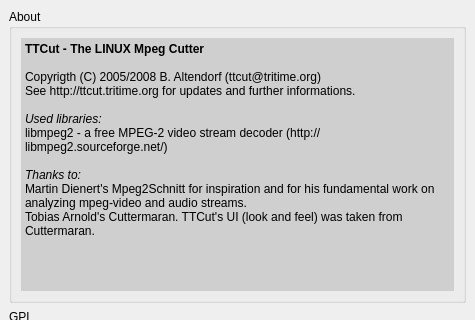
First picture: the form in branches/work/ui/aboutdlg.ui, repository BackupTheBerlios/ttcut-svn, before the edit; both pictures show x 0 to 475 and y 0 to 320 of the 475 by 600 pixel window.
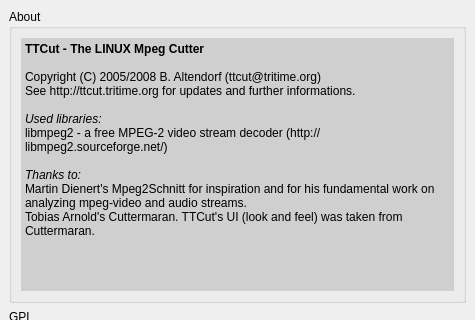
Second picture: the form after the edit.

Commit message: correct spelling

The edit to the form file:
```diff
--- a/branches/work/ui/aboutdlg.ui
+++ b/branches/work/ui/aboutdlg.ui
@@ -929,7 +929,7 @@
 &lt;/style>&lt;/head>&lt;body style=" font-family:'Sans Serif'; font-size:9pt; font-weight:400; font-style:normal; text-decoration:none;">
 &lt;p style=" margin-top:0px; margin-bottom:0px; margin-left:0px; margin-right:0px; -qt-block-indent:0; text-indent:0px;">&lt;span style=" font-weight:600;">TTCut - The LINUX Mpeg Cutter&lt;/span>&lt;/p>
 &lt;p style="-qt-paragraph-type:empty; margin-top:0px; margin-bottom:0px; margin-left:0px; margin-right:0px; -qt-block-indent:0; text-indent:0px; font-weight:600;">&lt;/p>
-&lt;p style=" margin-top:0px; margin-bottom:0px; margin-left:0px; margin-right:0px; -qt-block-indent:0; text-indent:0px;">Copyrigth (C) 2005/2008 B. Altendorf (ttcut@tritime.org)&lt;/p>
+&lt;p style=" margin-top:0px; margin-bottom:0px; margin-left:0px; margin-right:0px; -qt-block-indent:0; text-indent:0px;">Copyright (C) 2005/2008 B. Altendorf (ttcut@tritime.org)&lt;/p>
 &lt;p style=" margin-top:0px; margin-bottom:0px; margin-left:0px; margin-right:0px; -qt-block-indent:0; text-indent:0px;">See http://ttcut.tritime.org for updates and further informations. &lt;/p>
 &lt;p style="-qt-paragraph-type:empty; margin-top:0px; margin-bottom:0px; margin-left:0px; margin-right:0px; -qt-block-indent:0; text-indent:0px;">&lt;/p>
 &lt;p style=" margin-top:0px; margin-bottom:0px; margin-left:0px; margin-right:0px; -qt-block-indent:0; text-indent:0px;">&lt;span style=" font-style:italic;">Used libraries:&lt;/span>&lt;/p>
```
